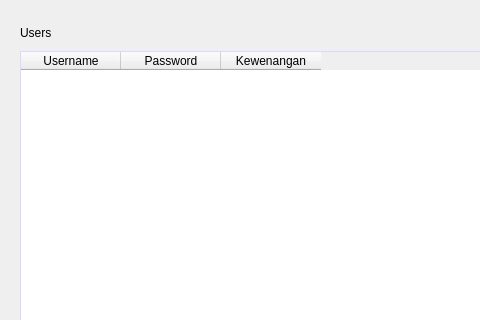
fnugrahendi/petuk.corp, file source/login/admin_ui.ui: the form before one commit; both pictures show x 0 to 480 and y 0 to 320 of the 679 by 571 pixel window.
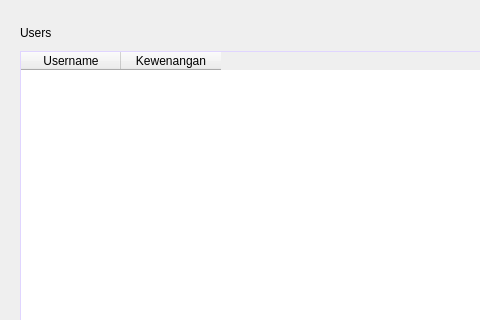
The form after the commit.

Commit message: update admin user list to hide password, makefile safe mode

Patch:
```diff
--- a/source/login/admin_ui.ui
+++ b/source/login/admin_ui.ui
@@ -193,11 +193,6 @@
            <string>Username</string>
           </property>
          </column>
-         <column>
-          <property name="text">
-           <string>Password</string>
-          </property>
-         </column>
          <column>
           <property name="text">
            <string>Kewenangan</string>
```
The commit also changes 3 other files.
